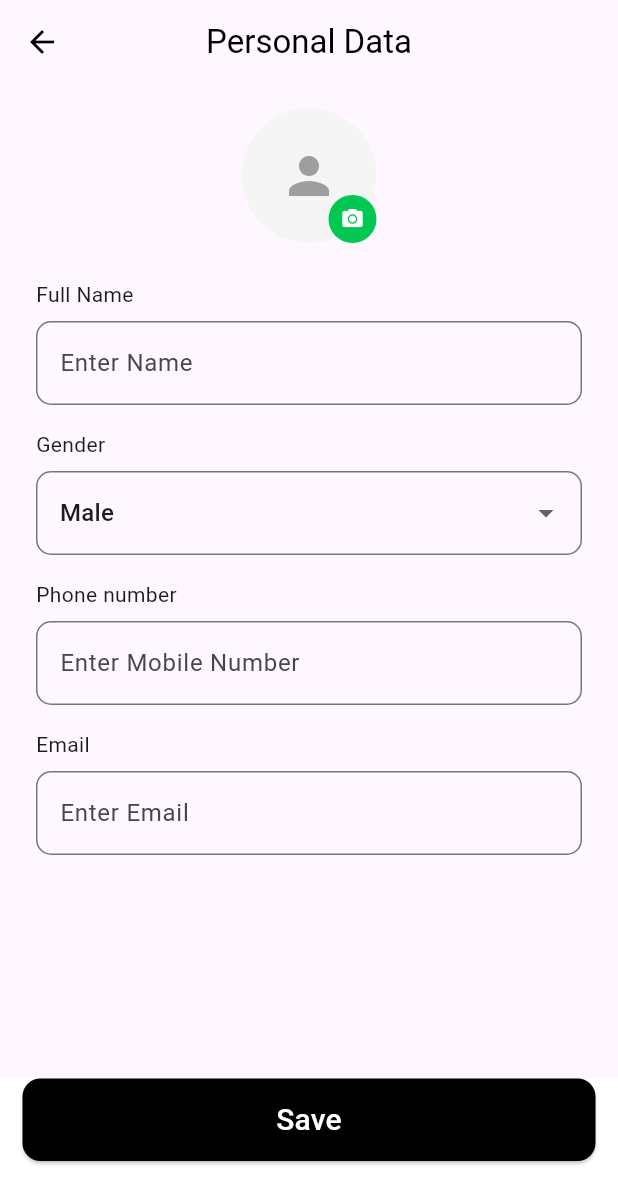
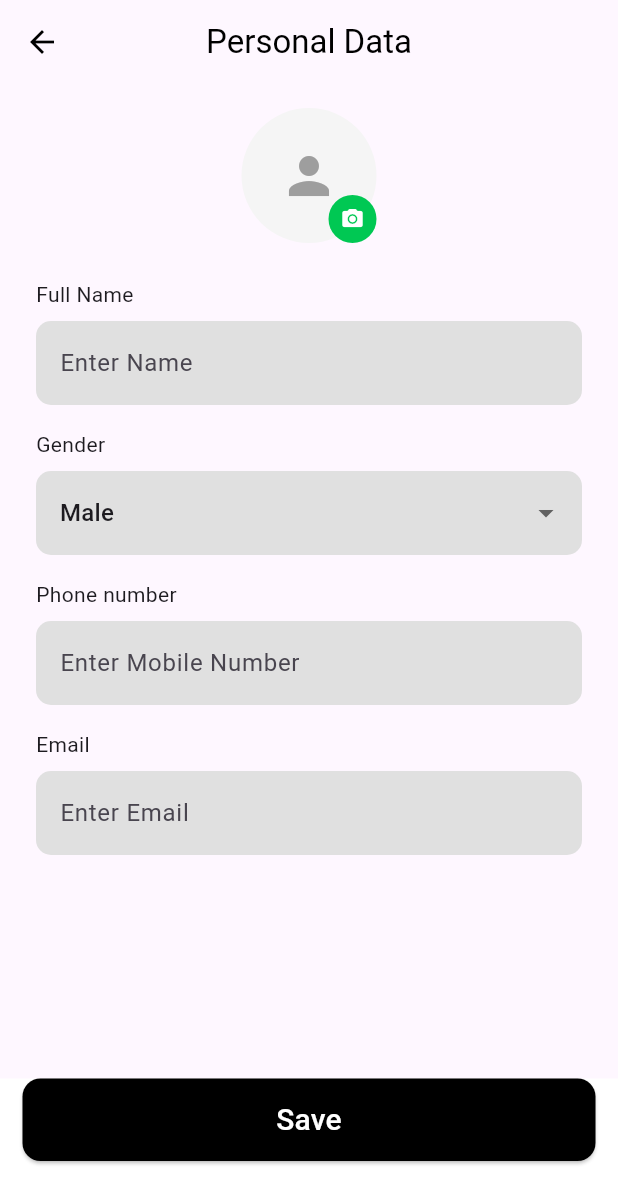
Before and after one commit to VrutiPatel102/Driver_Hire, a Flutter app: the PersonalDataScreen screen opened by its route, on a phone screen of 412 x 824 dp. Shown: the top 1204 px of the screen. Run offline on Flutter 3.47's test engine with Material 3 defaults, Android fonts, the phone set to English and light mode, and no system bars; our stand-ins replace firebase_core, flutter_map, geocoding, latlong2; missing offline and left inert: flutter_osm_plugin; accounts and stored records are empty.

Commit message:
change in pesronal data screen

```diff
--- a/lib/user/Profile/personal_data.dart
+++ b/lib/user/Profile/personal_data.dart
@@ -120,8 +120,21 @@ class _PersonalDataScreenState extends State<PersonalDataScreen> {
         TextFormField(
           controller: controller,
           decoration: InputDecoration(
+            filled: true,
+            fillColor: AColor().grey300,
             hintText: hint,
             border: OutlineInputBorder(borderRadius: BorderRadius.circular(10)),
+            enabledBorder: OutlineInputBorder(
+              borderRadius: BorderRadius.circular(10),
+              borderSide: BorderSide.none, // default border
+            ),
+            focusedBorder: OutlineInputBorder(
+              borderRadius: BorderRadius.circular(10),
+              borderSide: BorderSide(
+                color: AColor().green,
+                width: 2,
+              ), // green when focused
+            ),
           ),
           validator: validator,
         ),
@@ -145,7 +158,17 @@ class _PersonalDataScreenState extends State<PersonalDataScreen> {
               .toList(),
           onChanged: (value) => setState(() => _selectedGender = value!),
           decoration: InputDecoration(
+            filled: true,
+            fillColor: AColor().grey300,
             border: OutlineInputBorder(borderRadius: BorderRadius.circular(10)),
+            enabledBorder: OutlineInputBorder(
+              borderRadius: BorderRadius.circular(10),
+              borderSide: BorderSide.none
+            ),
+            focusedBorder: OutlineInputBorder(
+              borderRadius: BorderRadius.circular(10),
+              borderSide: BorderSide(color: AColor().green, width: 2),
+            ),
           ),
         ),
       ],
```
